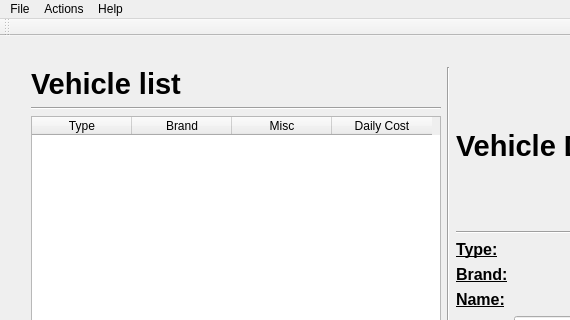
lolopasdugato/AvisOmatiCQt, file mainwindow.ui: the form before one commit; both pictures show x 0 to 570 and y 0 to 320 of the 678 by 480 pixel window.
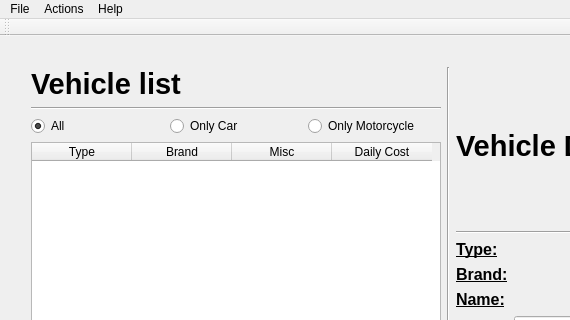
The form after the commit. The open tabs and pages were chosen to show the change.

Diff of the .ui file:
```diff
--- a/mainwindow.ui
+++ b/mainwindow.ui
@@ -89,6 +89,34 @@
            </property>
           </widget>
          </item>
+         <item>
+          <layout class="QHBoxLayout" name="horizontalLayout">
+           <item>
+            <widget class="QRadioButton" name="radioButton_2">
+             <property name="text">
+              <string>All</string>
+             </property>
+             <property name="checked">
+              <bool>true</bool>
+             </property>
+            </widget>
+           </item>
+           <item>
+            <widget class="QRadioButton" name="radioButton_3">
+             <property name="text">
+              <string>Only Car</string>
+             </property>
+            </widget>
+           </item>
+           <item>
+            <widget class="QRadioButton" name="radioButton">
+             <property name="text">
+              <string>Only Motorcycle</string>
+             </property>
+            </widget>
+           </item>
+          </layout>
+         </item>
          <item>
           <widget class="QTableWidget" name="table_vehicle">
            <property name="enabled">
```
Left out of the diff: 2 changed lines with no effect on the pictures.
